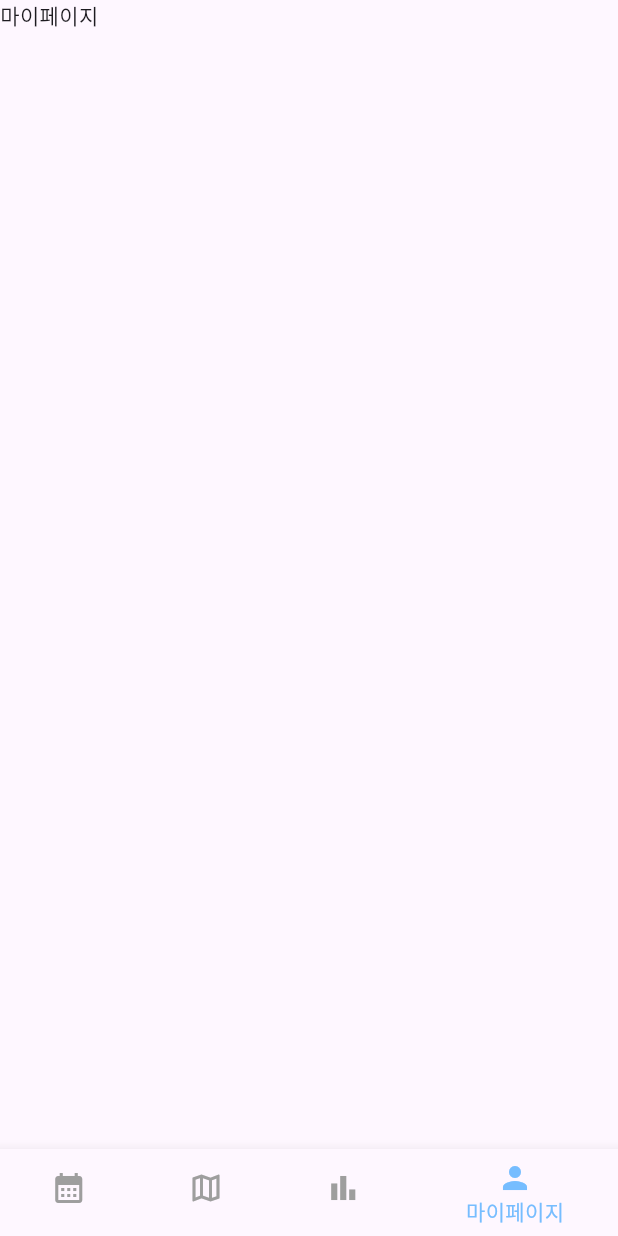
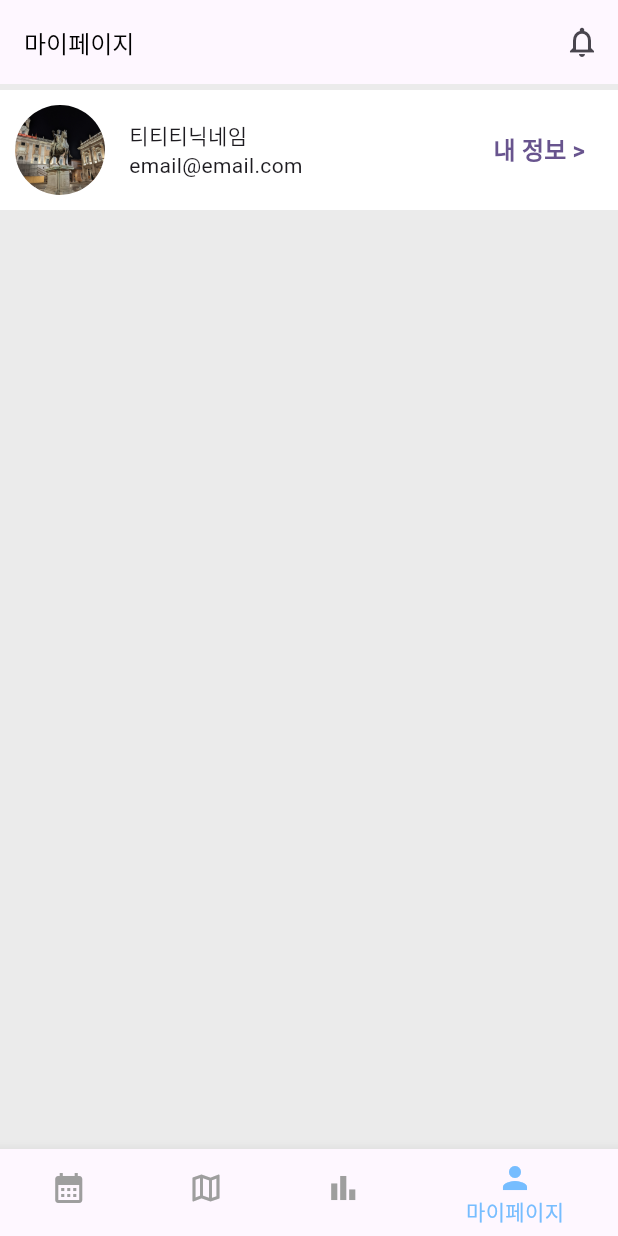
Before and after one commit to yewon0804/TTT-front, a Flutter app: the screen it shows after launch, item 4 of the bottom bar chosen, on a phone screen of 412 x 824 dp. Run offline on Flutter 3.47's test engine with Material 2 defaults, Android fonts, the phone set to English and light mode, and no system bars; our stand-ins replace double_back_to_close.

Commit message:
design: 마이페이지 '사용자 정보' 공간 (#12)

```diff
--- a/lib/screens/mypage.dart
+++ b/lib/screens/mypage.dart
@@ -11,9 +11,89 @@ class _MyPageState extends State<MyPage> {
   @override
   Widget build(BuildContext context) {
     return Scaffold(
+        appBar: AppBar(
+          title: Text("마이페이지", style: TextStyle(color: Colors.black, fontSize: 16,),),
+          actions: [
+            IconButton(
+                onPressed: () {
+                  print("알림 목록으로 이동 - 추후 삭제될 수도");
+                },
+                icon: Icon(Icons.notifications_outlined))
+          ],
+        ),
         body: SafeArea(
           child: Container(
-            child: Text("마이페이지"),
+            color: Color(0xffebebeb),
+            padding: EdgeInsets.fromLTRB(0, 4, 0, 4),
+            child: Column(
+              children: [
+                Container(
+                  color: Colors.white,
+                  padding: EdgeInsets.all(10),
+                  // decoration: BoxDecoration(
+                  //     color: Colors.white,
+                  //   border: Border.all(
+                  //     color: Colors.white,
+                  //   ),
+                  //   borderRadius: BorderRadius.all(Radius.circular(4))
+                  // ),
+                  child: Row( // 프로필 사진, 프로필 정보(닉네임)
+                    mainAxisAlignment: MainAxisAlignment.spaceBetween,
+                    children: [
+                      Row(
+                        children: [
+                          InkWell(
+                            onTap: () {
+                              print("클릭 시, 프로필 이미지 변경으로 이동");
+                            },
+                            child: Container(
+                                width: 60,
+                                height: 60,
+                                decoration: BoxDecoration(
+                                    shape: BoxShape.circle,
+                                    image: DecorationImage(
+                                        image: AssetImage('assets/images/mockimg1.jpg'),
+                                        fit: BoxFit.cover
+                                    )
+                                )
+                            ),
+                          ),
+                          Container(
+                            margin: EdgeInsets.fromLTRB(16, 4, 16, 4),
+                            child: Column(
+                              crossAxisAlignment: CrossAxisAlignment.start,
+                              children: [
+                                Text(
+                                  "티티티닉네임",
+                                  textAlign: TextAlign.start,
+                                ),
+                                Text(
+                                  "email@email.com",
+                                  textAlign: TextAlign.start,
+                                ),
+                              ],
+                            ),
+                          ),
+                        ],
+                      ),
+                      Container(
+                        child: TextButton(
+                          onPressed: () {
+                            print("내 정보 페이지로 이동");
+                          },
+                          child: Text(
+                            "내 정보 >",
+                            style: TextStyle(fontSize: 16, fontWeight: FontWeight.bold),
+                            textAlign: TextAlign.end,
+                          ),
+                        ),
+                      )
+                    ],
+                  ),
+                ),
+
+              ],
+            )
           ),
         )
     );
```
